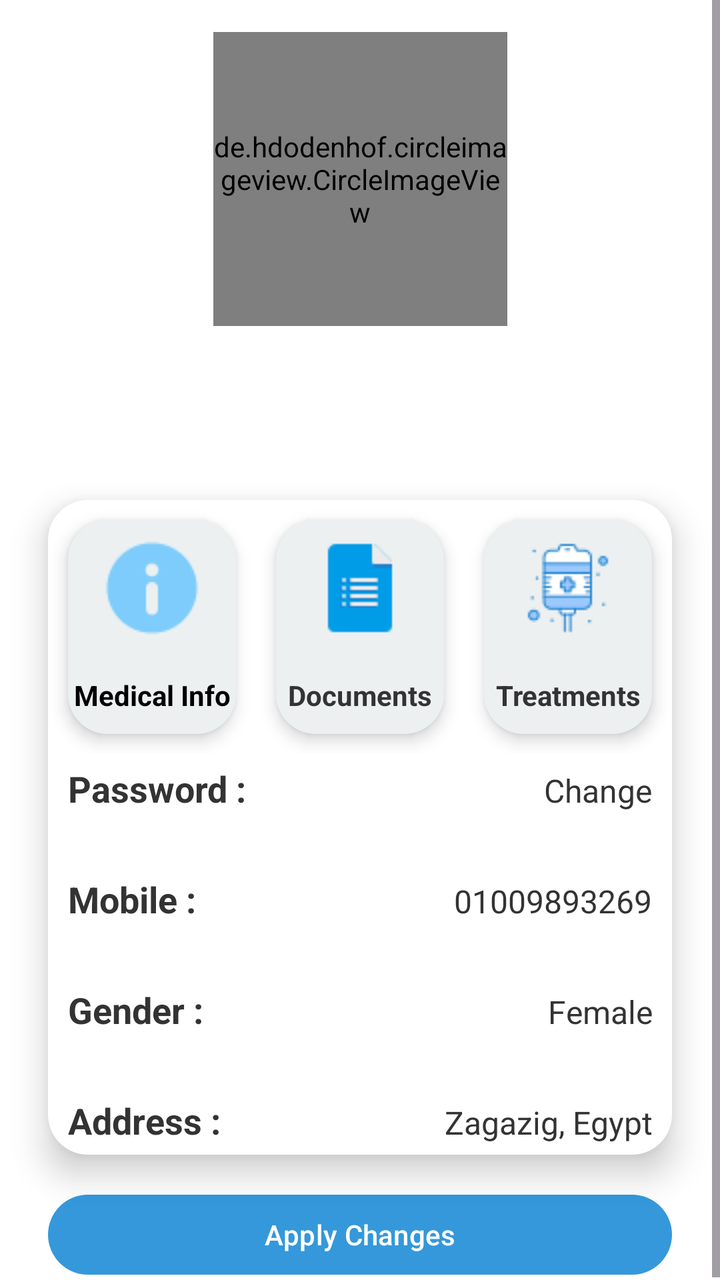
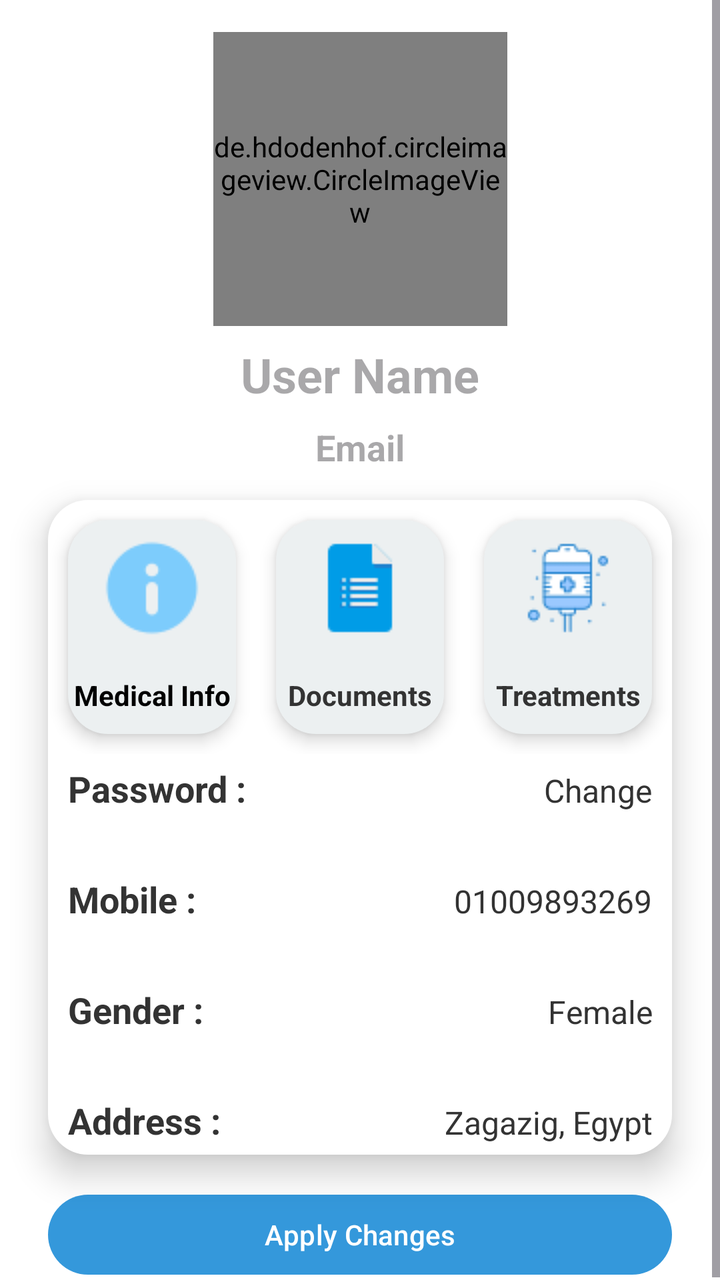

Compare the two renders of this Android layout. The source of the first and the diff that turns it into the second are given below.
<!-- AndroidManifest.xml: application theme Theme.MSApplication -->
<!-- res/layout/activity_profile.xml -->
<?xml version="1.0" encoding="utf-8"?>
<ScrollView
    xmlns:android="http://schemas.android.com/apk/res/android"
    xmlns:app="http://schemas.android.com/apk/res-auto"
    xmlns:tools="http://schemas.android.com/tools"
    android:layout_width="match_parent"
    android:layout_height="match_parent"
    tools:context=".ProfileActivity">

    <androidx.constraintlayout.widget.ConstraintLayout
        android:layout_width="match_parent"
        android:layout_height="wrap_content">

        <ImageView
            android:id="@+id/top_background_img"
            android:layout_width="match_parent"
            android:layout_height="280dp"
            android:foreground="@drawable/top_background"
            app:layout_constraintEnd_toEndOf="parent"
            app:layout_constraintStart_toStartOf="parent"
            app:layout_constraintTop_toTopOf="parent"/>

        <de.hdodenhof.circleimageview.CircleImageView
            android:id="@+id/profile_img"
            android:layout_width="147dp"
            android:layout_height="147dp"
            android:layout_marginTop="16dp"
            android:src="@drawable/mprofile"
            app:civ_border_overlay="true"
            app:civ_border_width="2dp"
            app:layout_constraintEnd_toEndOf="parent"
            app:layout_constraintStart_toStartOf="parent"
            app:layout_constraintTop_toTopOf="parent"
            app:layout_constraintBottom_toTopOf="@id/name_tv"/>

        <TextView
            android:id="@+id/name_tv"
            android:layout_width="match_parent"
            android:layout_height="wrap_content"
            android:textSize="24sp"
            android:textStyle="bold"
            android:layout_marginTop="8dp"
            android:layout_marginBottom="8dp"
            app:layout_constraintEnd_toEndOf="parent"
            app:layout_constraintStart_toStartOf="parent"
            app:layout_constraintTop_toBottomOf="@id/profile_img"
            android:gravity="center"/>

        <TextView
            android:id="@+id/email_tv"
            android:layout_width="match_parent"
            android:layout_height="wrap_content"
            android:textSize="18sp"
            android:textStyle="bold"
            android:layout_marginTop="8dp"
            app:layout_constraintEnd_toEndOf="parent"
            app:layout_constraintStart_toStartOf="parent"
            app:layout_constraintTop_toBottomOf="@id/name_tv"
            android:gravity="center"/>

        <LinearLayout
            android:id="@+id/linearLayout"
            android:layout_width="match_parent"
            android:layout_height="wrap_content"
            android:layout_marginStart="24dp"
            android:layout_marginTop="250dp"
            android:layout_marginEnd="24dp"
            android:background="@drawable/background_white"
            android:elevation="10dp"
            android:orientation="vertical"
            app:layout_constraintEnd_toEndOf="parent"
            app:layout_constraintStart_toStartOf="parent"
            app:layout_constraintTop_toTopOf="parent">

            <LinearLayout
                android:layout_width="match_parent"
                android:layout_height="wrap_content"
                android:orientation="horizontal">

                <LinearLayout
                    android:id="@+id/my_medical_info_card"
                    android:layout_width="wrap_content"
                    android:layout_height="wrap_content"
                    android:layout_margin="10dp"
                    android:layout_weight="1"
                    android:background="@drawable/background_grey"
                    android:elevation="5dp"
                    android:orientation="vertical">

                    <ImageView
                        android:layout_width="wrap_content"
                        android:layout_height="wrap_content"
                        android:layout_gravity="center"
                        android:layout_margin="10dp"
                        android:src="@drawable/info_icon"/>

                    <TextView
                        android:layout_width="match_parent"
                        android:layout_height="wrap_content"
                        android:layout_marginTop="10dp"
                        android:layout_marginBottom="10dp"
                        android:text="@string/medical_info"
                        android:textAlignment="center"
                        android:textColor="@color/black"
                        android:textStyle="bold" />

                </LinearLayout>

                <LinearLayout
                    android:id="@+id/documents_card"
                    android:layout_width="wrap_content"
                    android:layout_height="wrap_content"
                    android:layout_margin="10dp"
                    android:layout_weight="1"
                    android:background="@drawable/background_grey"
                    android:elevation="5dp"
                    android:orientation="vertical">

                    <ImageView
                        android:layout_width="wrap_content"
                        android:layout_height="wrap_content"
                        android:layout_gravity="center"
                        android:layout_margin="10dp"
                        android:src="@drawable/document_icon" />

                    <TextView
                        android:layout_width="match_parent"
                        android:layout_height="wrap_content"
                        android:layout_marginTop="10dp"
                        android:layout_marginBottom="10dp"
                        android:text="@string/documents"
                        android:textAlignment="center"
                        android:textStyle="bold" />

                </LinearLayout>

                <LinearLayout
                    android:id="@+id/treatment_card"
                    android:layout_width="wrap_content"
                    android:layout_height="wrap_content"
                    android:layout_margin="10dp"
                    android:layout_weight="1"
                    android:background="@drawable/background_grey"
                    android:elevation="5dp"
                    android:orientation="vertical">

                    <ImageView
                        android:layout_width="wrap_content"
                        android:layout_height="wrap_content"
                        android:layout_gravity="center"
                        android:layout_margin="10dp"
                        android:src="@drawable/treatment_icon" />

                    <TextView
                        android:layout_width="match_parent"
                        android:layout_height="wrap_content"
                        android:layout_marginTop="10dp"
                        android:layout_marginBottom="10dp"
                        android:text="Treatments"
                        android:textAlignment="center"
                        android:textStyle="bold" />

                </LinearLayout>

            </LinearLayout>

            <LinearLayout
                android:layout_width="match_parent"
                android:layout_height="wrap_content"
                android:layout_marginStart="10dp"
                android:layout_marginTop="5dp"
                android:layout_marginEnd="10dp"
                android:layout_marginBottom="5dp"
                android:orientation="horizontal">

                <TextView
                    android:layout_width="wrap_content"
                    android:layout_height="wrap_content"
                    android:layout_weight="1"
                    android:text="Password :"
                    android:textSize="18sp"
                    android:textStyle="bold" />

                <TextView
                    android:layout_width="wrap_content"
                    android:layout_height="wrap_content"
                    android:layout_weight="1"
                    android:text="Change"
                    android:textAlignment="viewEnd"
                    android:textSize="16sp" />

            </LinearLayout>

            <androidx.appcompat.widget.AppCompatImageView
                android:layout_width="match_parent"
                android:layout_height="1dp"
                android:layout_margin="10dp"
                android:alpha="0.5" />

            <LinearLayout
                android:layout_width="match_parent"
                android:layout_height="wrap_content"
                android:layout_marginStart="10dp"
                android:layout_marginTop="5dp"
                android:layout_marginEnd="10dp"
                android:layout_marginBottom="5dp"
                android:orientation="horizontal">

                <TextView
                    android:layout_width="wrap_content"
                    android:layout_height="wrap_content"
                    android:layout_weight="1"
                    android:text="Mobile :"
                    android:textSize="18sp"
                    android:textStyle="bold" />

                <TextView
                    android:layout_width="wrap_content"
                    android:layout_height="wrap_content"
                    android:layout_weight="1"
                    android:text="01009893269"
                    android:textAlignment="viewEnd"
                    android:textSize="16sp" />

            </LinearLayout>

            <androidx.appcompat.widget.AppCompatImageView
                android:layout_width="match_parent"
                android:layout_height="1dp"
                android:layout_margin="10dp"
                android:alpha="0.5"/>

            <LinearLayout
                android:layout_width="match_parent"
                android:layout_height="wrap_content"
                android:layout_marginStart="10dp"
                android:layout_marginTop="5dp"
                android:layout_marginEnd="10dp"
                android:layout_marginBottom="5dp"
                android:orientation="horizontal">

                <TextView
                    android:layout_width="wrap_content"
                    android:layout_height="wrap_content"
                    android:layout_weight="1"
                    android:text="Gender :"
                    android:textSize="18sp"
                    android:textStyle="bold" />

                <TextView
                    android:layout_width="wrap_content"
                    android:layout_height="wrap_content"
                    android:layout_weight="1"
                    android:text="@string/female"
                    android:textAlignment="viewEnd"
                    android:textSize="16sp" />

            </LinearLayout>

            <androidx.appcompat.widget.AppCompatImageView
                android:layout_width="match_parent"
                android:layout_height="1dp"
                android:layout_margin="10dp"
                android:alpha="0.5" />

            <LinearLayout
                android:layout_width="match_parent"
                android:layout_height="wrap_content"
                android:layout_marginStart="10dp"
                android:layout_marginTop="5dp"
                android:layout_marginEnd="10dp"
                android:layout_marginBottom="5dp"
                android:orientation="horizontal">

                <TextView
                    android:layout_width="wrap_content"
                    android:layout_height="wrap_content"
                    android:layout_weight="1"
                    android:text="@string/address"
                    android:textSize="18sp"
                    android:textStyle="bold" />

                <TextView
                    android:layout_width="wrap_content"
                    android:layout_height="wrap_content"
                    android:layout_weight="1"
                    android:text="Zagazig, Egypt"
                    android:textAlignment="viewEnd"
                    android:textSize="16sp" />

            </LinearLayout>

        </LinearLayout>

        <Button
            android:layout_width="match_parent"
            android:layout_height="wrap_content"
            android:layout_marginStart="24dp"
            android:layout_marginTop="16dp"
            android:layout_marginEnd="24dp"
            app:layout_constraintEnd_toEndOf="parent"
            app:layout_constraintStart_toStartOf="parent"
            app:layout_constraintBottom_toBottomOf="parent"
            app:layout_constraintTop_toBottomOf="@+id/linearLayout"
            android:text="@string/apply_changes"/>

    </androidx.constraintlayout.widget.ConstraintLayout>

</ScrollView>
<!-- resources referenced by this layout -->
<resources>
  <color name="black">#FF000000</color>
  <!-- drawable background_grey (drawable) -->
  <?xml version="1.0" encoding="utf-8"?>
  <selector
      xmlns:android="http://schemas.android.com/apk/res/android">
  
      <item>
          <shape android:shape="rectangle">
              <solid android:color="@color/healthLightGray"/>
              <corners android:radius="20dp"/>
          </shape>
      </item>
  
  </selector>
  <!-- drawable background_white (drawable) -->
  <?xml version="1.0" encoding="utf-8"?>
  <selector
      xmlns:android="http://schemas.android.com/apk/res/android">
  
      <item>
          <shape android:shape="rectangle">
              <solid android:color="@color/healthWhite"/>
              <corners android:radius="20dp"/>
          </shape>
      </item>
  
  </selector>
  <!-- drawable document_icon: png bitmap (drawable, 403 bytes) -->
  <!-- drawable info_icon: png bitmap (drawable, 933 bytes) -->
  <!-- drawable mprofile: jpg bitmap (drawable, 64824 bytes) -->
  <!-- drawable top_background (drawable) -->
  <?xml version="1.0" encoding="utf-8"?>
  <selector
      xmlns:android="http://schemas.android.com/apk/res/android">
  
      <item>
          <shape android:shape="rectangle">
              <solid android:color="@color/healthLightGray"/>
              <size android:height="220dp"/>
              <corners android:bottomRightRadius="30dp" android:bottomLeftRadius="30dp"/>
  
          </shape>
      </item>
  
  </selector>
  <!-- drawable treatment_icon: png bitmap (drawable, 1596 bytes) -->
  <string name="address">Address :</string>
  <string name="apply_changes">Apply Changes</string>
  <string name="documents">Documents</string>
  <string name="female">Female</string>
  <string name="medical_info">Medical Info</string>
  <style name="Theme.MSApplication" parent="Base.Theme.MSApplication" />
  <color name="healthLightGray">#ecf0f1</color>
  <color name="healthWhite">#FFFFFFFF</color>
  <style name="Base.Theme.MSApplication" parent="Theme.Material3.DayNight.NoActionBar">
  
  
          
          <item name="colorPrimary">@color/healthBlue</item>
  
          
          <item name="colorPrimaryDark">@color/healthDarkBlue</item>
  
          
          <item name="colorAccent">@color/healthGreen</item>
  
          
          <item name="android:windowBackground">@color/healthWhite</item>
  
          
          <item name="cardBackgroundColor">@color/healthWhite</item>
  
          
          <item name="android:textColor">@color/healthDarkGray</item>
  
      </style>
  <color name="healthBlue">#3498db</color>
  <color name="healthDarkBlue">#1f3a93</color>
  <color name="healthGreen">#2ecc71</color>
  <color name="healthDarkGray">#333333</color>
</resources>

<!-- the commit's change to res/layout/activity_profile.xml (unified diff, before → after) -->
@@ -44,6 +44,7 @@
             app:layout_constraintEnd_toEndOf="parent"
             app:layout_constraintStart_toStartOf="parent"
             app:layout_constraintTop_toBottomOf="@id/profile_img"
+            android:hint="@string/user_name"
             android:gravity="center"/>
 
         <TextView
@@ -56,6 +57,7 @@
             app:layout_constraintEnd_toEndOf="parent"
             app:layout_constraintStart_toStartOf="parent"
             app:layout_constraintTop_toBottomOf="@id/name_tv"
+            android:hint="@string/email"
             android:gravity="center"/>
 
         <LinearLayout
<!-- resource entries referenced after the edit -->
@@ -49,8 +49,10 @@
   <string name="address">Address :</string>
   <string name="apply_changes">Apply Changes</string>
   <string name="documents">Documents</string>
+  <string name="email">Email</string>
   <string name="female">Female</string>
   <string name="medical_info">Medical Info</string>
+  <string name="user_name">User Name</string>
   <style name="Theme.MSApplication" parent="Base.Theme.MSApplication" />
   <color name="healthLightGray">#ecf0f1</color>
   <color name="healthWhite">#FFFFFFFF</color>
